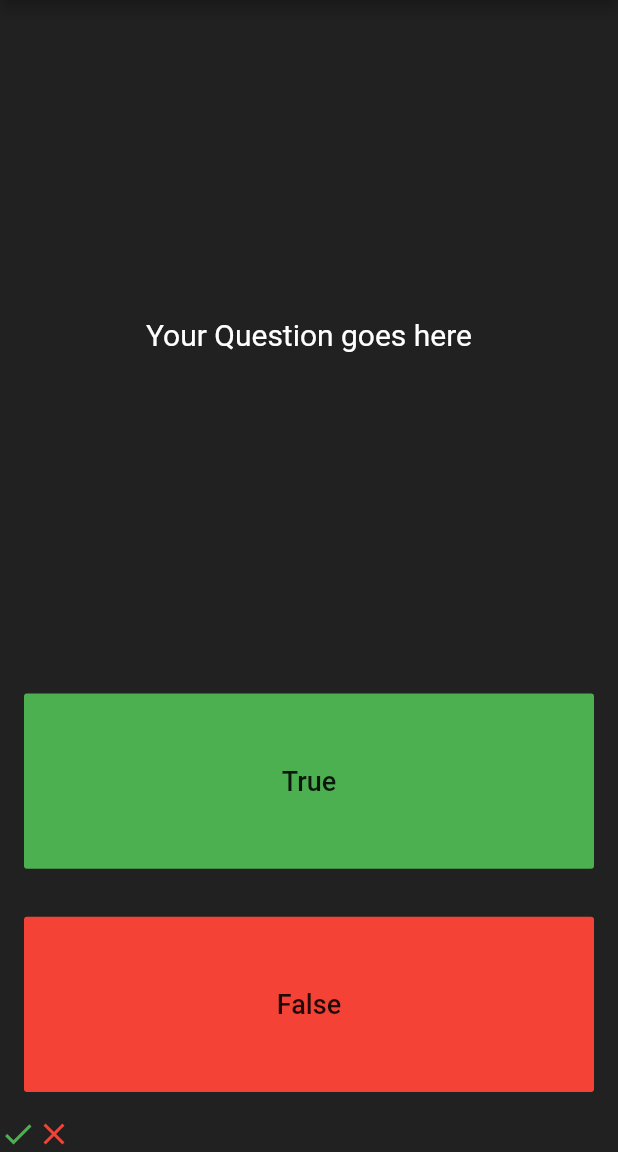
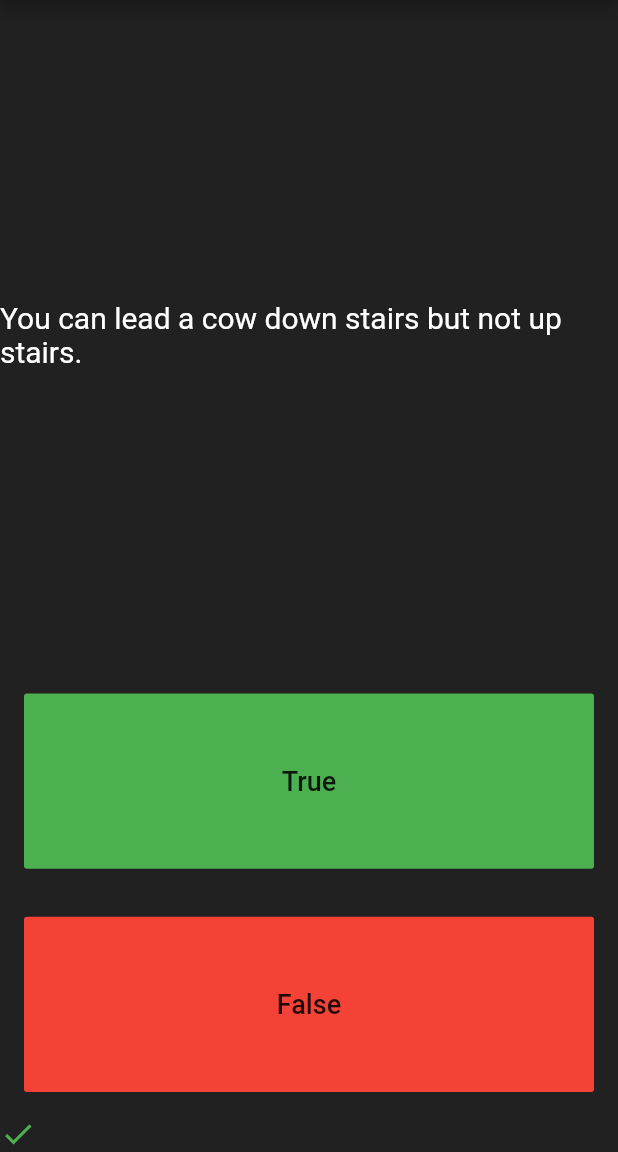
Before and after one commit to ashrftvm/quizzler, a Flutter app: the screen it shows after launch, after a tap on "True", on a phone screen of 412 x 824 dp, the part 84-1236 px from its top. Run offline on Flutter 3.47's test engine with Material 2 defaults, Android fonts, the phone set to English and light mode, and no system bars; our stand-ins replace rflutter_alert.

Commit message:
completed the app with logic and question finished as well

```diff
--- a/lib/main.dart
+++ b/lib/main.dart
@@ -1,4 +1,8 @@
 import 'package:flutter/material.dart';
+import 'quiz_brain.dart';
+import 'package:rflutter_alert/rflutter_alert.dart';
+
+QuizBrain quizBrain = QuizBrain();
 
 void main() => runApp(Quizzler());
 
@@ -28,6 +32,48 @@ class QuizPage extends StatefulWidget {
 }
 
 class _QuizPageState extends State<QuizPage> {
+  List<Icon> answer = [];
+
+  void checkAnswer(bool userAnswer) {
+    setState(() {
+      if (quizBrain.isFinished() == true) {
+        Alert(
+          context: context,
+          title: "Quiz is Finished",
+          desc: "Start Again.",
+          buttons: [
+            DialogButton(
+              child: Text(
+                "COOL",
+                style: TextStyle(color: Colors.white, fontSize: 20),
+              ),
+              onPressed: () => Navigator.pop(context),
+              width: 120,
+            )
+          ],
+        ).show();
+        answer = [];
+      } else {
+        if (userAnswer == quizBrain.getAnswer()) {
+          answer.add(
+            Icon(
+              Icons.check,
+              color: Colors.green,
+            ),
+          );
+        } else {
+          answer.add(
+            Icon(
+              Icons.close,
+              color: Colors.red,
+            ),
+          );
+        }
+        quizBrain.getNextQuestion();
+      }
+    });
+  }
+
   @override
   Widget build(BuildContext context) {
     return Center(
@@ -38,7 +84,7 @@ class _QuizPageState extends State<QuizPage> {
             flex: 3,
             child: Center(
               child: Text(
-                'Your Question goes here',
+                quizBrain.getQuestion(),
                 style: TextStyle(fontSize: 20.0, color: Colors.white),
               ),
             ),
@@ -48,7 +94,7 @@ class _QuizPageState extends State<QuizPage> {
               padding: const EdgeInsets.all(16.0),
               child: FlatButton(
                 onPressed: () {
-                  print('True pressed');
+                  checkAnswer(true);
                 },
                 color: Colors.green,
                 child: Text(
@@ -63,7 +109,7 @@ class _QuizPageState extends State<QuizPage> {
               padding: const EdgeInsets.all(16.0),
               child: FlatButton(
                 onPressed: () {
-                  print('False pressed');
+                  checkAnswer(false);
                 },
                 color: Colors.red,
                 child: Text(
@@ -76,16 +122,7 @@ class _QuizPageState extends State<QuizPage> {
             ),
           ),
           Row(
-            children: <Widget>[
-              Icon(
-                Icons.check,
-                color: Colors.green,
-              ),
-              Icon(
-                Icons.close,
-                color: Colors.red,
-              ),
-            ],
+            children: answer,
           ),
         ],
       ),
--- /dev/null
+++ b/lib/question.dart
@@ -0,0 +1,6 @@
+class Question {
+  String questionText;
+  bool questionAnswer;
+
+  Question(this.questionText, this.questionAnswer);
+}
--- /dev/null
+++ b/lib/quiz_brain.dart
@@ -0,0 +1,56 @@
+import 'question.dart';
+
+class QuizBrain {
+  int _questionNumber = 0;
+
+  List<Question> _questionBank = [
+    Question('Some cats are actually allergic to humans', true),
+    Question('You can lead a cow down stairs but not up stairs.', false),
+    Question('Approximately one quarter of human bones are in the feet.', true),
+    Question('A slug\'s blood is green.', true),
+    Question('Buzz Aldrin\'s mother\'s maiden name was \"Moon\".', true),
+    Question('It is illegal to pee in the Ocean in Portugal.', true),
+    Question(
+        'No piece of square dry paper can be folded in half more than 7 times.',
+        false),
+    Question(
+        'In London, UK, if you happen to die in the House of Parliament, you are technically entitled to a state funeral, because the building is considered too sacred a place.',
+        true),
+    Question(
+        'The loudest sound produced by any animal is 188 decibels. That animal is the African Elephant.',
+        false),
+    Question(
+        'The total surface area of two human lungs is approximately 70 square metres.',
+        true),
+    Question('Google was originally called \"Backrub\".', true),
+    Question(
+        'Chocolate affects a dog\'s heart and nervous system; a few ounces are enough to kill a small dog.',
+        true),
+    Question(
+        'In West Virginia, USA, if you accidentally hit an animal with your car, you are free to take it home to eat.',
+        true),
+  ];
+
+  void getNextQuestion() {
+    if (_questionNumber < _questionBank.length - 1) {
+      _questionNumber++;
+    }
+  }
+
+  bool isFinished() {
+    if (_questionNumber < _questionBank.length - 1) {
+      return false;
+    } else {
+      _questionNumber = 0;
+      return true;
+    }
+  }
+
+  String getQuestion() {
+    return _questionBank[_questionNumber].questionText;
+  }
+
+  bool getAnswer() {
+    return _questionBank[_questionNumber].questionAnswer;
+  }
+}
--- a/pubspec.yaml
+++ b/pubspec.yaml
@@ -10,6 +10,7 @@ dependencies:
   flutter:
     sdk: flutter
   cupertino_icons: ^0.1.2
+  rflutter_alert: ^1.0.2
 
 dev_dependencies:
   flutter_test:
```
Also changed, not shown: pubspec.lock.
